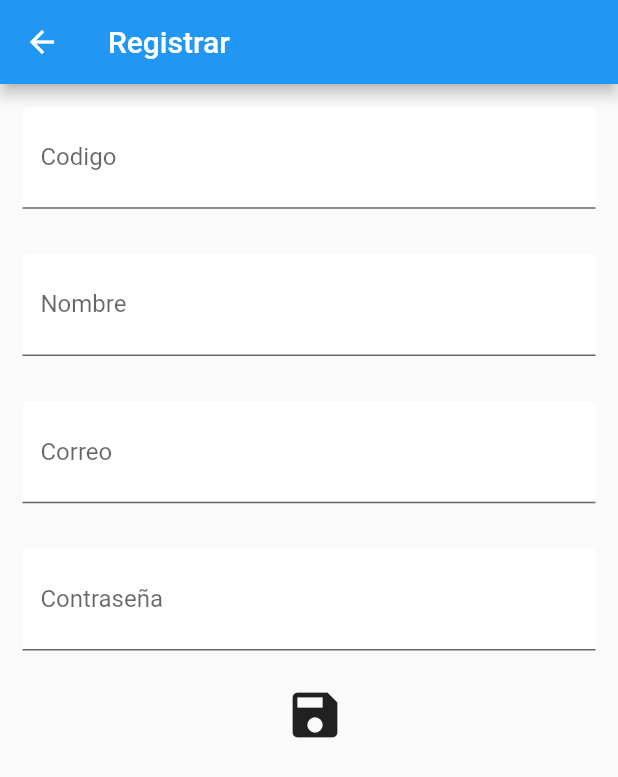
After one commit to JesusDHernandezR/proyectbiblioteca, a Flutter app: the RegistroSecretariaf screen opened directly, on a phone screen of 412 x 824 dp. The commit adds this screen. Shown: the top 777 px of the screen. Run offline on Flutter 3.47's test engine with Material 2 defaults, Android fonts, the phone set to English and light mode, and no system bars; our stand-ins replace firebase_auth, firebase_core, get; accounts and stored records are empty; network calls fail.

Commit message:
anexos de edit

```diff
--- a/lib/domain/modelos/secretaria.dart
+++ b/lib/domain/modelos/secretaria.dart
@@ -1,6 +1,20 @@
 class Secretaria {
-  var codigo;
-  var nombre;
-  var correo;
-  var contrasena;
+  final String codigo;
+  final String nombre;
+  final String correo;
+  final String contrasena;
+
+  Secretaria(
+      {required this.codigo,
+      required this.nombre,
+      required this.correo,
+      required this.contrasena});
+
+  factory Secretaria.desdeJson(Map<String, dynamic> json) {
+    return Secretaria(
+        codigo: json['id'],
+        nombre: json['nombre'],
+        correo: json['correo'],
+        contrasena: json['contrasena']);
+  }
 }
--- a/lib/ui/auth/loginf.dart
+++ b/lib/ui/auth/loginf.dart
@@ -49,7 +49,8 @@ class _LoginFState extends State<LoginF> {
                   .then((value) {
                 if (controlUsuario.emailf != 'Sin registro') {
                   Get.offAllNamed('/Inicio');
-                } else {
+                } else if (controlUsuario.emailf.isEmpty ||
+                    controlUsuario.uid.isEmpty) {
                   Get.showSnackbar(const GetSnackBar(
                     title: 'Validacion de usuario',
                     message: 'Datos incorrectos',
@@ -61,7 +62,7 @@ class _LoginFState extends State<LoginF> {
                 }
               });
             },
-            icon: const Icon(Icons.save),
+            icon: const Icon(Icons.save, size: 40),
           ),
           // ElevatedButton(
           //   //Boton de Enviar Datos
--- /dev/null
+++ b/lib/ui/auth/registrosecretariaf.dart
@@ -0,0 +1,68 @@
+import 'package:flutter/material.dart';
+import 'package:get/get.dart';
+import 'package:proyectbiblioteca/domain/controller/controlusuariof.dart';
+
+import '../contenido/widget.dart';
+
+class RegistroSecretariaf extends StatefulWidget {
+  const RegistroSecretariaf({super.key});
+
+  @override
+  State<RegistroSecretariaf> createState() => _RegistroSecretariafState();
+}
+
+class _RegistroSecretariafState extends State<RegistroSecretariaf> {
+  TextEditingController controlcodigo = TextEditingController();
+  TextEditingController controlnombre = TextEditingController();
+  TextEditingController controlcorreo = TextEditingController();
+  TextEditingController controlcontrasena = TextEditingController();
+  ControlAuthFirebase controlSecretaria = Get.find();
+  @override
+  Widget build(BuildContext context) {
+    return Scaffold(
+      appBar: AppBar(title: const Text('Registrar')),
+      body: Column(
+        children: [
+          Textos(
+            controlartextos: controlcodigo,
+            etiqueta: 'Codigo',
+          ),
+          Textos(
+            controlartextos: controlnombre,
+            etiqueta: 'Nombre',
+          ),
+          Textos(
+            controlartextos: controlcorreo,
+            etiqueta: 'Correo',
+          ),
+          Textos(
+            controlartextos: controlcontrasena,
+            etiqueta: 'Contraseña',
+          ),
+          IconButton(
+            onPressed: () {
+              controlSecretaria.update();
+              controlSecretaria
+                  .registrarEmail(controlcorreo.text, controlcontrasena.text)
+                  .then((value) {
+                if (controlSecretaria.emailf != 'Sin registro') {
+                  Get.offAllNamed('/Inicio');
+                } else {
+                  Get.showSnackbar(const GetSnackBar(
+                    title: 'Validacion de usuario',
+                    message: 'Datos incorrectos',
+                    icon: Icon(Icons.warning),
+                    duration: Duration(seconds: 5),
+                    backgroundColor: Colors.red,
+                    //123_P@jj.Jose
+                  ));
+                }
+              });
+            },
+            icon: const Icon(Icons.save, size: 40),
+          ),
+        ],
+      ),
+    );
+  }
+}
```
Also changed, not shown: lib/data/service/peticionsecretaria.dart (added, +20 -0 lines), lib/domain/modelos/libro.dart (+18 -0 lines), lib/ui/contenido/consultarlibro.dart (+26 -5 lines), lib/ui/contenido/login.dart (+42 -12 lines), lib/ui/contenido/panelinicioadmin.dart (+14 -9 lines), lib/ui/contenido/registrarlibro.dart (+58 -2 lines), lib/ui/contenido/registroadmin.dart (+29 -5 lines), lib/ui/contenido/loginestudiante.dart (line endings or trailing spaces), lib/ui/contenido/widget.dart (line endings or trailing spaces).
